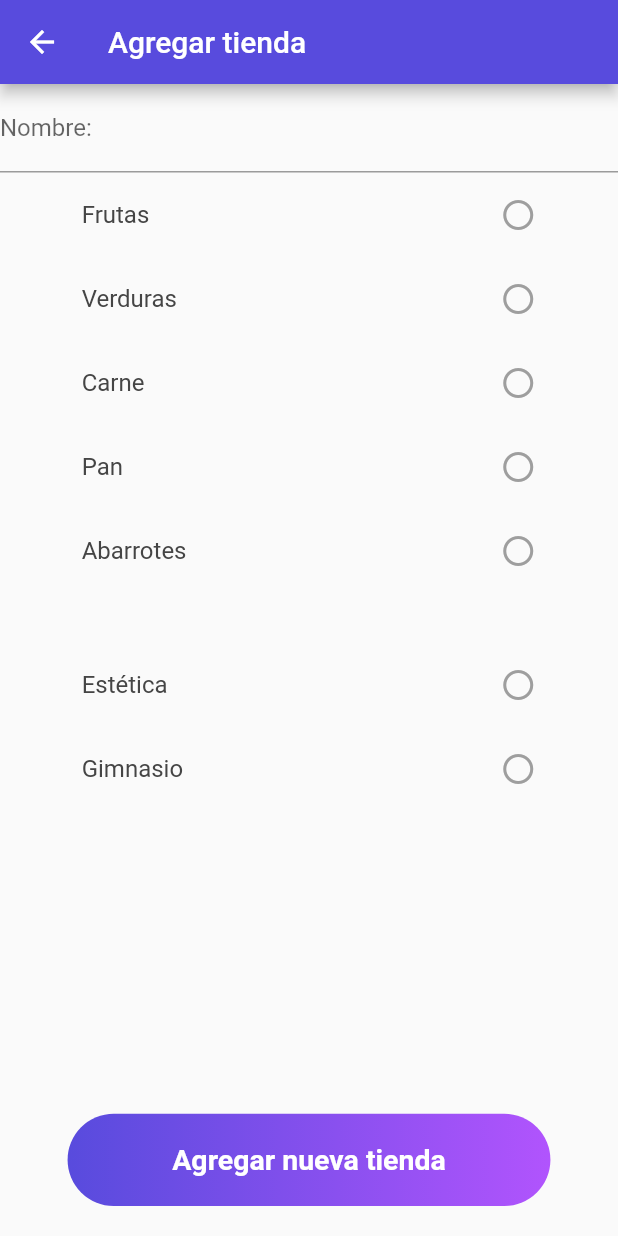
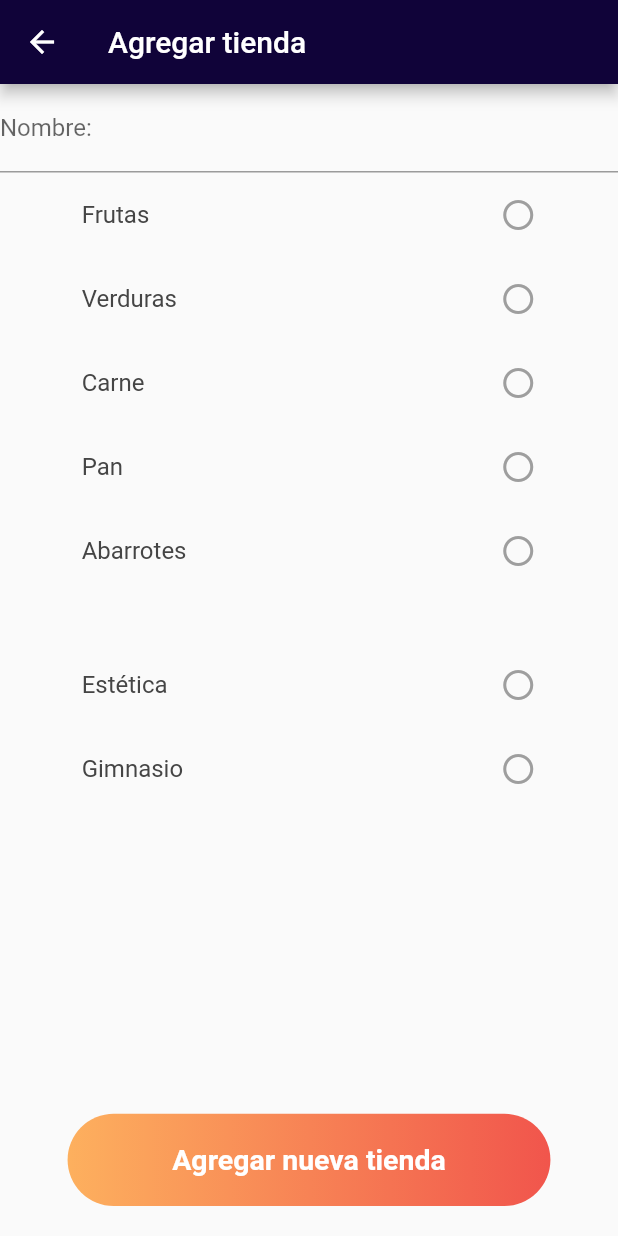
Before and after one commit to GonzaloAldana/remap, a Flutter app: the AddMarkerScreen screen opened directly, on a phone screen of 412 x 824 dp. Run offline on Flutter 3.47's test engine with Material 2 defaults, Android fonts, the phone set to English and light mode, and no system bars; our stand-ins replace cached_network_image, cloud_firestore, fancy_bottom_navigation, flutter_map, font_awesome_flutter, geolocator and 2 more; missing offline and left inert: dart:ffi, flutter_map_marker_cluster, loading_animations; accounts and stored records are empty; Roboto replaces fonts that are missing (Montserrat).

Commit message:
Color and bug fixes

```diff
--- a/lib/atoms/button.dart
+++ b/lib/atoms/button.dart
@@ -32,7 +32,7 @@ class _PrimaryBtnState extends State<PrimaryBtn> {
           decoration: BoxDecoration(
               gradient: LinearGradient(
                 colors: <Color>[
-                  Theme.of(context).primaryColor,
+                  MyConstants.of(context).color2Gradient,
                   Theme.of(context).accentColor
                 ],
               ),
--- a/lib/atoms/imageButton.dart
+++ b/lib/atoms/imageButton.dart
@@ -54,7 +54,7 @@ class ImageButton extends StatelessWidget {
 
     var iconContainer = Icon(
       icono,
-      color: Theme.of(context).primaryColor,
+      color: Theme.of(context).accentColor,
       size: getResponsiveDps(50, width),
     );
 
--- a/lib/main.dart
+++ b/lib/main.dart
@@ -9,6 +9,7 @@ class MyApp extends StatelessWidget {
   @override
   Widget build(BuildContext context) {
     return MaterialApp(
+      debugShowCheckedModeBanner: false,
       title: 'Remap 4.0',
       theme: ThemeData(
         primaryColor: MyConstants.of(context).color1,
--- a/lib/screens/NavigationBar.dart
+++ b/lib/screens/NavigationBar.dart
@@ -34,7 +34,7 @@ class _NavigationBarState extends State<NavigationBar> {
   @override
   Widget build(BuildContext context) {
     var appBar = AppBar(
-      title: Text("Gonzalo's Flutter UI"),
+      title: Text('ReMap 4.0'),
     );
 
     return Scaffold(
--- a/lib/screens/SmartTicketScreen.dart
+++ b/lib/screens/SmartTicketScreen.dart
@@ -25,7 +25,7 @@ class SmartTicketScreen extends StatelessWidget {
       appBar: appBar,
       body: Container(
         child: FutureBuilder(
-          future: getSmartTicket("tiendas", 6, listaProductos, listaServicios),
+          future: getSmartTicket("tiendas", 2, listaProductos, listaServicios),
           builder: (context, marcadores) {
             if (!marcadores.hasData) {
               return MyConstants.of(context).progressIndicator;
--- a/lib/utils/constants.dart
+++ b/lib/utils/constants.dart
@@ -8,8 +8,9 @@ class MyConstants extends InheritedWidget {
   MyConstants({Widget child, Key key}) : super(key: key, child: child);
 
   final String successMessage = 'Some message';
-  final Color color1 = Color(0xff584BDD);
-  final Color color2 = Color(0xffB154FD);
+  final Color color1 = Color(0xff100339); //Color(0xff584BDD);
+  final Color color2 = Color(0xfff1554c); //Color(0xffB154FD);
+  final Color color2Gradient = Color(0xfffdb05e); //Color(0xffB154FD);
   final Color colorGray = Color(0xff454545);
   final String fontFamily = 'Montserrat';
   final double titleSize = 19;
```
Also changed, not shown: lib/screens/MapScreen.dart (+4 -4 lines), lib/utils/functions.dart (+24 -16 lines).
